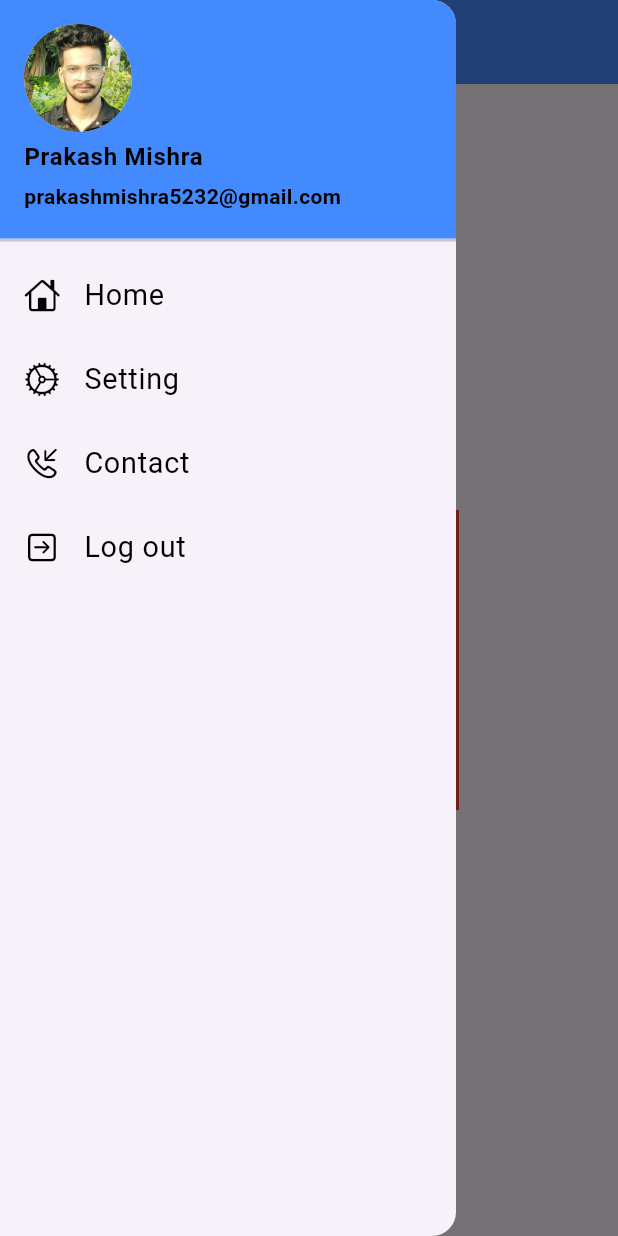
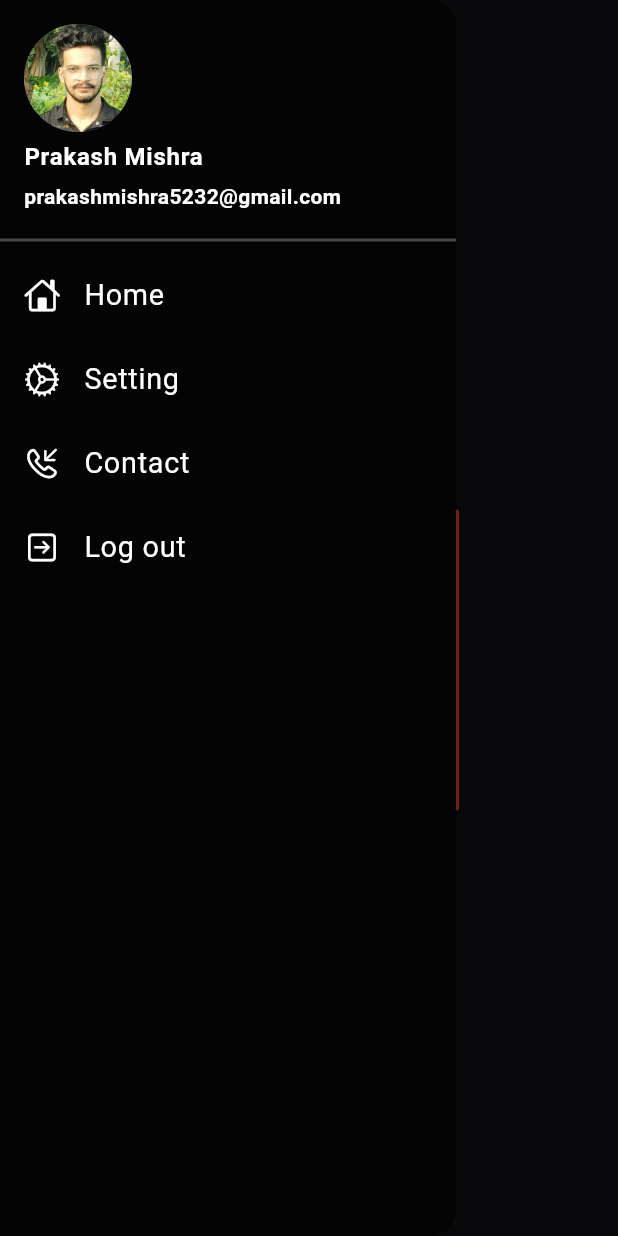
Before and after one commit to codeWithPrakash141/Practice, a Flutter app: the screen it shows after launch, with the side drawer open, on a phone screen of 412 x 824 dp. Run offline on Flutter 3.47's test engine with Material 3 defaults, Android fonts, the phone set to English and light mode, and no system bars.

Commit message:
add new theme file and catalog file

```diff
--- a/lib/main.dart
+++ b/lib/main.dart
@@ -4,6 +4,7 @@ import 'package:my_flutter_app/pages/home_Page.dart';
 import 'package:my_flutter_app/pages/login_pages.dart';
 import 'package:my_flutter_app/pages/setting.dart';
 import 'package:my_flutter_app/routes/MyRoutes.dart';
+import 'package:my_flutter_app/routes/theme.dart';
 
 void main() {
   runApp(const MyApp());
@@ -16,20 +17,9 @@ class MyApp extends StatelessWidget {
   Widget build(BuildContext context) {
     return MaterialApp(
       debugShowCheckedModeBanner: false,
-      themeMode: ThemeMode.light, // this widget change app mode
-      // light theme
-      theme: ThemeData(
-        appBarTheme: const AppBarTheme(
-          backgroundColor: Colors.blue,
-        ),
-      ),
-// dark theme
-      darkTheme: ThemeData(
-          brightness: Brightness.dark,
-          primarySwatch: Colors.purple,
-          appBarTheme: const AppBarTheme(
-            backgroundColor: Colors.deepPurpleAccent,
-          )),
+     themeMode: ThemeMode.dark,
+      theme: MyTheme.lightTheme(context),
+      darkTheme: MyTheme.darkThem(context),
       initialRoute: MyRoutes.homeRoute,
       routes: {
         MyRoutes.homeRoute: (context) => const HomePage(),
--- /dev/null
+++ b/lib/pages/catalog.dart
@@ -0,0 +1,21 @@
+class item{
+final String? name;
+final String? des;
+final num ? price;
+final String ? id;
+final String ? color;
+final String ? image;
+
+  item({this.name, this.des, this.price, this.id, this.color, this.image});
+}
+
+final products = [
+  item(name: "prakash mishra",
+       des: "ahewiow",
+    price: 233,
+    id: "101",
+    color: "3975429",
+    image: "djaiweupj",
+
+  )
+];
--- a/lib/pages/contact.dart
+++ b/lib/pages/contact.dart
@@ -1,5 +1,5 @@
 import 'package:flutter/material.dart';
-import 'package:my_flutter_app/pages/base.dart';
+import 'package:my_flutter_app/routes/base.dart';
 
 class ContactPage extends StatefulWidget {
   const ContactPage({super.key});
--- a/lib/pages/drawer.dart
+++ b/lib/pages/drawer.dart
@@ -9,23 +9,25 @@ class MyDrawer extends StatelessWidget {
   Widget build(BuildContext context) {
     return Drawer(
       child: Container(
+        color: Colors.black87,
         child: ListView(
+
           padding: EdgeInsets.zero,
           children: [
             const DrawerHeader(
                 padding: EdgeInsets.zero,
                 child: UserAccountsDrawerHeader(
-                  decoration: BoxDecoration(color: Colors.blueAccent),
+                  decoration: BoxDecoration(color: Colors.black12),
                   margin: EdgeInsets.zero,
                   accountName: Text(
                     "Prakash Mishra",
                     style: TextStyle(
-                        color: Colors.black, fontWeight: FontWeight.bold),
+                        color: Colors.white, fontWeight: FontWeight.bold),
                   ),
                   accountEmail: Text(
                     "prakashmishra5232@gmail.com",
                     style: TextStyle(
-                        color: Colors.black, fontWeight: FontWeight.bold),
+                        color: Colors.white, fontWeight: FontWeight.bold),
                   ),
                   currentAccountPicture: CircleAvatar(
                     backgroundImage: AssetImage("assets/images/bg.jpg"),
@@ -38,12 +40,12 @@ class MyDrawer extends StatelessWidget {
               },
               leading: const Icon(
                 CupertinoIcons.home,
-                color: Colors.black,
+                color: Colors.white,
               ),
               title: const Text(
                 "Home",
                 textScaleFactor: 1.2,
-                style: TextStyle(color: Colors.black),
+                style: TextStyle(color: Colors.white),
               ),
             ),
             ListTile(
@@ -53,12 +55,12 @@ class MyDrawer extends StatelessWidget {
               },
               leading: const Icon(
                 CupertinoIcons.settings,
-                color: Colors.black,
+                color: Colors.white,
               ),
               title: const Text(
                 "Setting",
                 textScaleFactor: 1.2,
-                style: TextStyle(color: Colors.black),
+                style: TextStyle(color: Colors.white),
               ),
             ),
             ListTile(
@@ -68,23 +70,23 @@ class MyDrawer extends StatelessWidget {
               },
               leading: const Icon(
                 CupertinoIcons.phone_arrow_down_left,
-                color: Colors.black,
+                color: Colors.white,
               ),
               title: const Text(
                 "Contact",
                 textScaleFactor: 1.2,
-                style: TextStyle(color: Colors.black),
+                style: TextStyle(color: Colors.white),
               ),
             ),
             const ListTile(
               leading: Icon(
                 CupertinoIcons.arrow_right_square,
-                color: Colors.black,
+                color: Colors.white,
               ),
               title: Text(
                 "Log out",
                 textScaleFactor: 1.2,
-                style: TextStyle(color: Colors.black),
+                style: TextStyle(color: Colors.white),
               ),
             )
           ],
--- a/lib/pages/home_Page.dart
+++ b/lib/pages/home_Page.dart
@@ -1,5 +1,5 @@
 import 'package:flutter/material.dart';
-import 'package:my_flutter_app/pages/base.dart';
+import 'package:my_flutter_app/routes/base.dart';
 class HomePage extends StatelessWidget {
   const HomePage({super.key});
 
--- a/lib/pages/setting.dart
+++ b/lib/pages/setting.dart
@@ -1,5 +1,5 @@
 import 'package:flutter/material.dart';
-import 'package:my_flutter_app/pages/base.dart';
+import 'package:my_flutter_app/routes/base.dart';
 
 class SettingPage extends StatelessWidget {
   const SettingPage({super.key});
--- a/lib/pages/base.dart
+++ b/lib/routes/base.dart
@@ -9,8 +9,10 @@ class BaseScaffold extends StatelessWidget {
   Widget build(BuildContext context) {
     return Scaffold(
       appBar: AppBar(
-        title: const Text("Practice"),
-        backgroundColor: Colors.blueAccent,
+        title: const Text("Catalog App"),
+      centerTitle: true,
+      //   backgroundColor: Colors.white,
+      //   elevation: 0.0,
       ),
       drawer: MyDrawer(),
       body: body,
--- /dev/null
+++ b/lib/routes/theme.dart
@@ -0,0 +1,15 @@
+import 'package:flutter/material.dart';
+
+class MyTheme{
+static ThemeData darkThem(BuildContext context)=> ThemeData(
+brightness: Brightness.dark,
+appBarTheme: const AppBarTheme(
+iconTheme: IconThemeData(color: Colors.white),
+));
+
+static ThemeData lightTheme(BuildContext context)=> ThemeData(
+    brightness: Brightness.light,
+    appBarTheme: const AppBarTheme(
+      iconTheme: IconThemeData(color: Colors.black),
+    ));
+}
```
